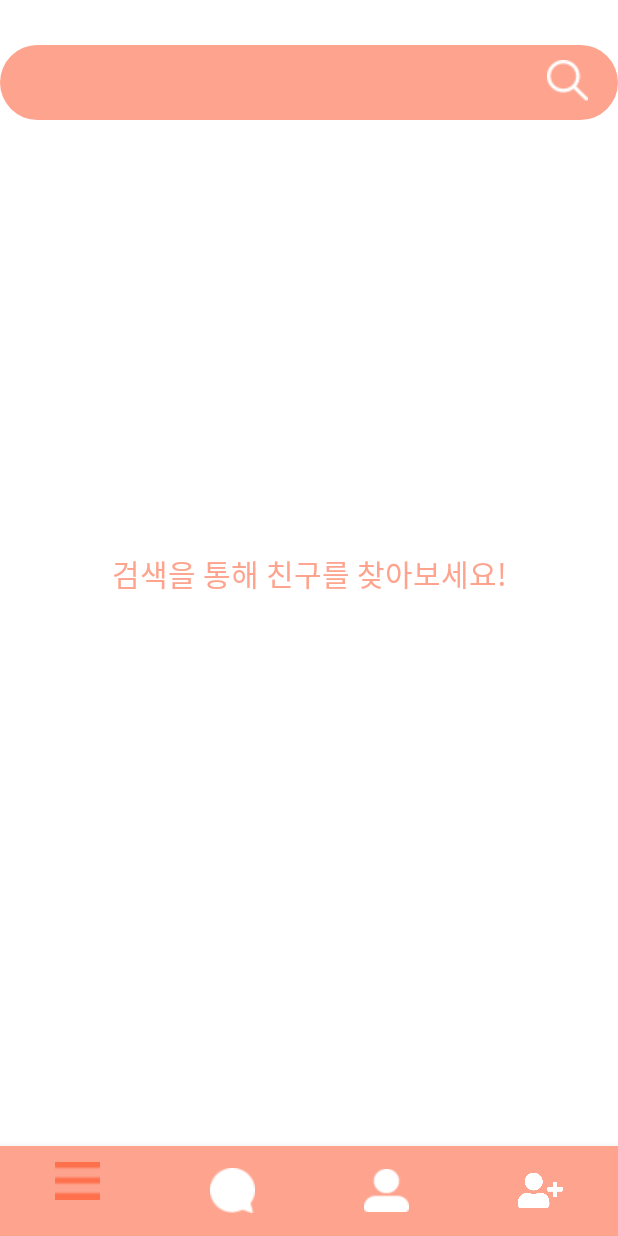
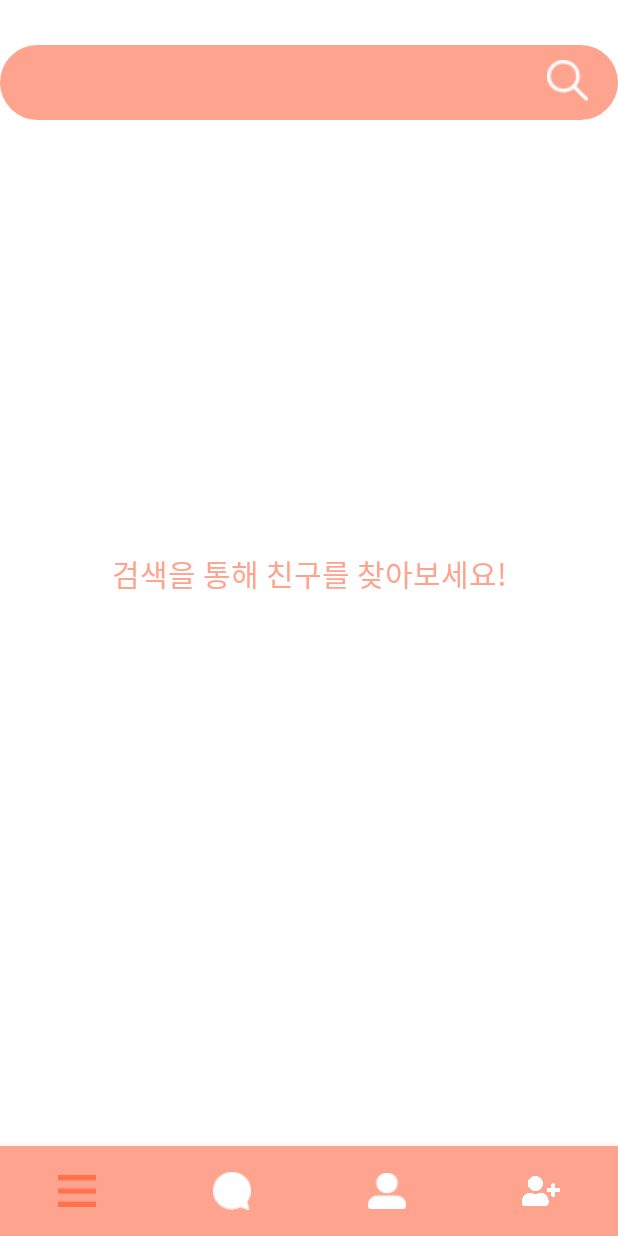
Before and after one commit to TikiTaka-DSM/TikiTaka-Android, an Android app: the screen it shows after launch (HomeActivity), on a phone screen of 412 x 824 dp. Run offline under Robolectric (Android 15) with nearby library versions, the phone set to English and light mode, and no system bars.

Commit message:
Modify bottomnavigation

```diff
--- a/TikiTakaAndroid/app/src/main/res/layout/activity_home.xml
+++ b/TikiTakaAndroid/app/src/main/res/layout/activity_home.xml
@@ -18,7 +18,8 @@
         android:layout_width="match_parent"
         android:layout_height="60dp"
         android:background="@color/mainCoral"
-        app:itemIconSize="30dp"
+        app:labelVisibilityMode="unlabeled"
+        app:itemIconSize="25dp"
         app:itemIconTint="@color/home_menu_colors"
         app:menu="@menu/home_menu" />
 
--- a/TikiTakaAndroid/app/src/main/res/menu/home_menu.xml
+++ b/TikiTakaAndroid/app/src/main/res/menu/home_menu.xml
@@ -5,25 +5,25 @@
     <item
         android:id="@+id/menu_home_list"
         android:icon="@drawable/icon_list"
-        android:title=" "
+        android:title="친구 리스트"
         app:showAsAction="always" />
 
     <item
         android:id="@+id/menu_home_chat"
         android:icon="@drawable/icon_chat"
-        android:title=" "
+        android:title="채팅방"
         app:showAsAction="always" />
 
     <item
         android:id="@+id/menu_home_profile"
         android:icon="@drawable/icon_profile"
-        android:title=" "
+        android:title="프로필"
         app:showAsAction="always" />
 
     <item
         android:id="@+id/menu_home_search"
         android:icon="@drawable/icon_add"
-        android:title=" "
+        android:title="친구 추가"
         app:showAsAction="always" />
 
 </menu>
```
